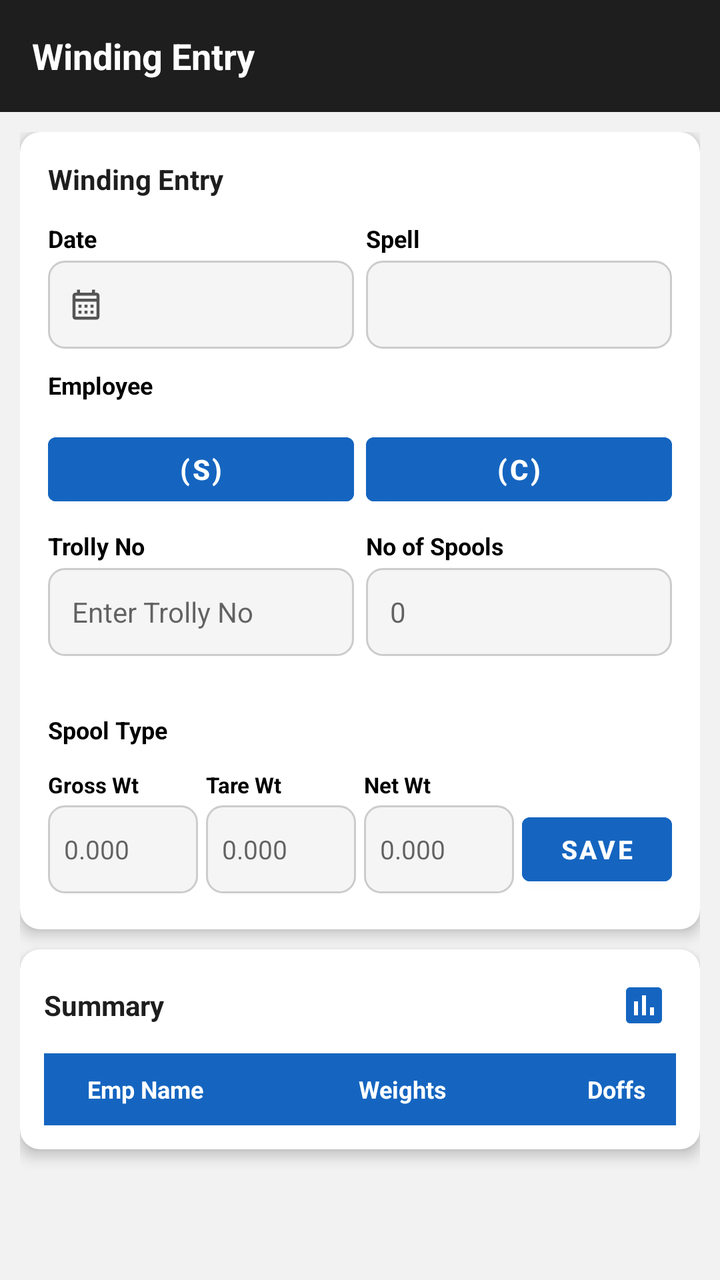
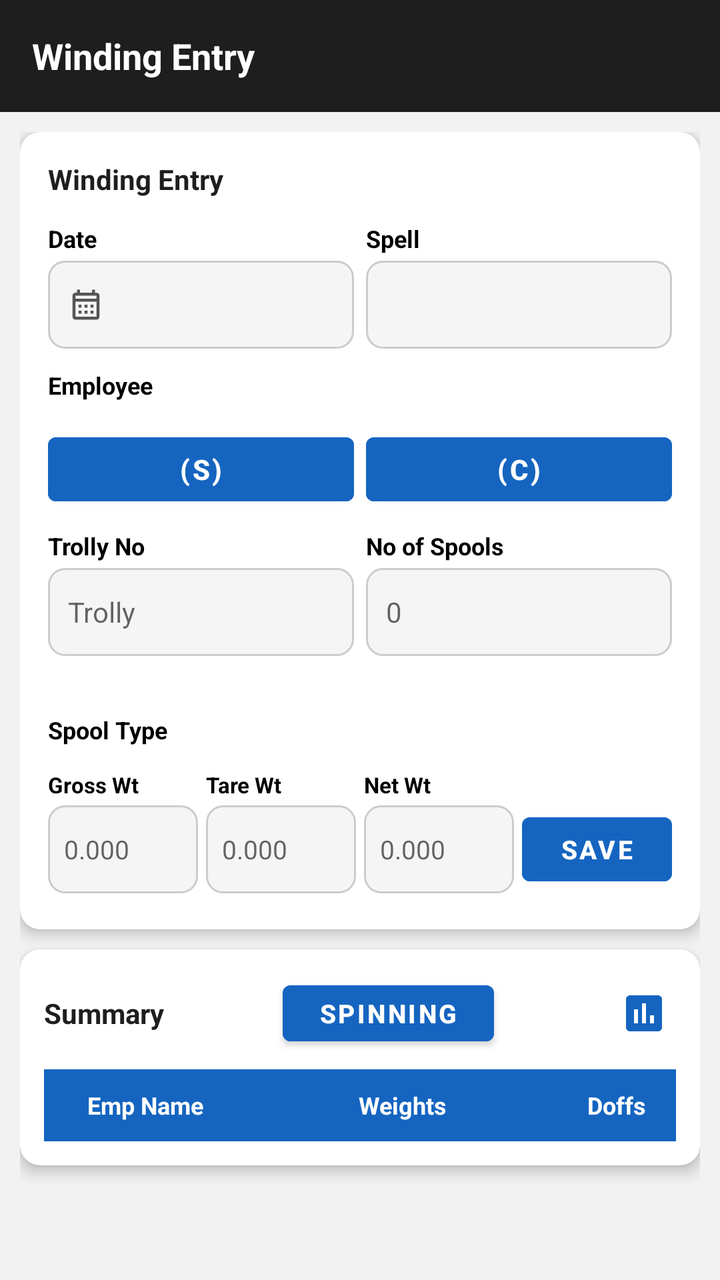

Compare the two renders of this Android layout. The source of the first and the diff that turns it into the second are given below.
<!-- AndroidManifest.xml: application theme Theme.MyHrms -->
<!-- res/layout/activity_winding_entry.xml -->
<?xml version="1.0" encoding="utf-8"?>
<LinearLayout xmlns:android="http://schemas.android.com/apk/res/android"
    xmlns:app="http://schemas.android.com/apk/res-auto"
    android:layout_width="match_parent"
    android:layout_height="match_parent"
    android:orientation="vertical"
    android:background="#F2F2F2">

    <androidx.appcompat.widget.Toolbar
        android:id="@+id/toolbar"
        android:layout_width="match_parent"
        android:layout_height="?attr/actionBarSize"
        android:background="#1E1E1E"
        app:titleTextColor="@color/white">
        <TextView
            android:layout_width="wrap_content"
            android:layout_height="wrap_content"
            android:text="Winding Entry"
            android:textColor="#FFFFFF"
            android:textSize="18sp"
            android:textStyle="bold" />
    </androidx.appcompat.widget.Toolbar>

    <androidx.core.widget.NestedScrollView
        android:layout_width="match_parent"
        android:layout_height="match_parent"
        android:fillViewport="true">

        <LinearLayout
            android:layout_width="match_parent"
            android:layout_height="wrap_content"
            android:orientation="vertical"
            android:padding="10dp">

            
            <androidx.cardview.widget.CardView
                android:layout_width="match_parent"
                android:layout_height="wrap_content"
                android:layout_marginBottom="10dp"
                app:cardCornerRadius="10dp"
                app:cardElevation="4dp"
                app:cardBackgroundColor="#FFFFFF">

                <LinearLayout
                    android:layout_width="match_parent"
                    android:layout_height="wrap_content"
                    android:orientation="vertical"
                    android:padding="14dp">

                    <TextView
                        android:layout_width="wrap_content"
                        android:layout_height="wrap_content"
                        android:text="Winding Entry"
                        android:textSize="14sp"
                        android:textStyle="bold"
                        android:textColor="#1E1E1E"
                        android:layout_marginBottom="12dp" />

                    
                    <LinearLayout
                        android:layout_width="match_parent"
                        android:layout_height="wrap_content"
                        android:orientation="horizontal"
                        android:weightSum="2"
                        android:layout_marginBottom="10dp">

                        <LinearLayout
                            android:layout_width="0dp"
                            android:layout_height="wrap_content"
                            android:layout_weight="1"
                            android:orientation="vertical"
                            android:layout_marginEnd="6dp">
                            <TextView
                                android:layout_width="wrap_content"
                                android:layout_height="wrap_content"
                                android:text="Date"
                                android:textColor="#000000"
                                android:textSize="12sp"
                                android:textStyle="bold"
                                android:layout_marginBottom="3dp"/>
                            <LinearLayout
                                android:id="@+id/btnEntryDate"
                                android:layout_width="match_parent"
                                android:layout_height="44dp"
                                android:background="@drawable/bg_input_rounded_light"
                                android:gravity="center_vertical"
                                android:orientation="horizontal"
                                android:paddingStart="10dp"
                                android:paddingEnd="10dp"
                                android:clickable="true"
                                android:focusable="true">
                                <ImageView
                                    android:layout_width="18dp"
                                    android:layout_height="18dp"
                                    android:src="@drawable/ic_calendar"
                                    android:layout_marginEnd="6dp"
                                    app:tint="#555555"/>
                                <TextView
                                    android:id="@+id/tvEntryDate"
                                    android:layout_width="0dp"
                                    android:layout_height="wrap_content"
                                    android:layout_weight="1"
                                    android:textColor="#1E1E1E"
                                    android:textSize="14sp"/>
                            </LinearLayout>
                        </LinearLayout>

                        <LinearLayout
                            android:layout_width="0dp"
                            android:layout_height="wrap_content"
                            android:layout_weight="1"
                            android:orientation="vertical">
                            <TextView
                                android:layout_width="wrap_content"
                                android:layout_height="wrap_content"
                                android:text="Spell"
                                android:textColor="#000000"
                                android:textSize="12sp"
                                android:textStyle="bold"
                                android:layout_marginBottom="3dp"/>
                            <Spinner
                                android:id="@+id/spEntrySpell"
                                android:layout_width="match_parent"
                                android:layout_height="44dp"
                                android:background="@drawable/bg_input_rounded_light"
                                android:paddingStart="10dp"
                                android:paddingEnd="10dp"/>
                        </LinearLayout>
                    </LinearLayout>

                    
                    <TextView
                        android:layout_width="wrap_content"
                        android:layout_height="wrap_content"
                        android:text="Employee"
                        android:textColor="#000000"
                        android:textSize="12sp"
                        android:textStyle="bold"
                        android:layout_marginBottom="4dp"/>

                    <HorizontalScrollView
                        android:layout_width="match_parent"
                        android:layout_height="wrap_content"
                        android:scrollbars="none"
                        android:layout_marginBottom="4dp">
                        <LinearLayout
                            android:id="@+id/llEmpButtons"
                            android:layout_width="wrap_content"
                            android:layout_height="wrap_content"
                            android:orientation="horizontal"
                            android:paddingBottom="4dp"/>
                    </HorizontalScrollView>

                    <TextView
                        android:id="@+id/tvEmpStatus"
                        android:layout_width="wrap_content"
                        android:layout_height="wrap_content"
                        android:text=""
                        android:textSize="12sp"
                        android:textColor="#777777"
                        android:layout_marginBottom="10dp"
                        android:visibility="gone"/>

                    
                    <LinearLayout
                        android:layout_width="match_parent"
                        android:layout_height="wrap_content"
                        android:orientation="horizontal"
                        android:weightSum="2"
                        android:layout_marginBottom="8dp">

                        <Button
                            android:id="@+id/btnTypeS"
                            android:layout_width="0dp"
                            android:layout_height="44dp"
                            android:layout_weight="1"
                            android:layout_marginEnd="6dp"
                            android:text="(S)"
                            android:textSize="14sp"
                            android:textStyle="bold"
                            android:textColor="#FFFFFF"
                            android:backgroundTint="#1565C0"/>

                        <Button
                            android:id="@+id/btnTypeC"
                            android:layout_width="0dp"
                            android:layout_height="44dp"
                            android:layout_weight="1"
                            android:text="(C)"
                            android:textSize="14sp"
                            android:textStyle="bold"
                            android:textColor="#FFFFFF"
                            android:backgroundTint="#1565C0"/>
                    </LinearLayout>

                    
                    <LinearLayout
                        android:layout_width="match_parent"
                        android:layout_height="wrap_content"
                        android:orientation="horizontal"
                        android:weightSum="2"
                        android:layout_marginBottom="2dp">

                        <LinearLayout
                            android:layout_width="0dp"
                            android:layout_height="wrap_content"
                            android:layout_weight="1"
                            android:orientation="vertical"
                            android:layout_marginEnd="6dp">
                            <TextView
                                android:layout_width="wrap_content"
                                android:layout_height="wrap_content"
                                android:text="Trolly No"
                                android:textColor="#000000"
                                android:textSize="12sp"
                                android:textStyle="bold"
                                android:layout_marginBottom="3dp"/>
                            <EditText
                                android:id="@+id/etTrollyNo"
                                android:layout_width="match_parent"
                                android:layout_height="44dp"
                                android:background="@drawable/bg_input_rounded_light"
                                android:hint="Enter Trolly No"
                                android:inputType="number"
                                android:paddingStart="12dp"
                                android:paddingEnd="12dp"
                                android:textSize="14sp"
                                android:textColor="#1E1E1E"
                                android:imeOptions="actionNext"/>
                        </LinearLayout>

                        <LinearLayout
                            android:layout_width="0dp"
                            android:layout_height="wrap_content"
                            android:layout_weight="1"
                            android:orientation="vertical">
                            <TextView
                                android:layout_width="wrap_content"
                                android:layout_height="wrap_content"
                                android:text="No of Spools"
                                android:textColor="#000000"
                                android:textSize="12sp"
                                android:textStyle="bold"
                                android:layout_marginBottom="3dp"/>
                            <EditText
                                android:id="@+id/etNoOfSpools"
                                android:layout_width="match_parent"
                                android:layout_height="44dp"
                                android:background="@drawable/bg_input_rounded_light"
                                android:hint="0"
                                android:inputType="number"
                                android:paddingStart="12dp"
                                android:paddingEnd="12dp"
                                android:textSize="14sp"
                                android:textColor="#1E1E1E"
                                android:imeOptions="actionDone"/>
                        </LinearLayout>
                    </LinearLayout>

                    <TextView
                        android:id="@+id/tvTrollyInfo"
                        android:layout_width="wrap_content"
                        android:layout_height="wrap_content"
                        android:text=""
                        android:textSize="11sp"
                        android:layout_marginBottom="10dp"
                        android:layout_marginTop="2dp"/>

                    
                    <TextView
                        android:layout_width="wrap_content"
                        android:layout_height="wrap_content"
                        android:text="Spool Type"
                        android:textColor="#000000"
                        android:textSize="12sp"
                        android:textStyle="bold"
                        android:layout_marginBottom="4dp"/>

                    <HorizontalScrollView
                        android:layout_width="match_parent"
                        android:layout_height="wrap_content"
                        android:scrollbars="none"
                        android:layout_marginBottom="4dp">
                        <LinearLayout
                            android:id="@+id/llSpoolButtons"
                            android:layout_width="wrap_content"
                            android:layout_height="wrap_content"
                            android:orientation="horizontal"
                            android:paddingBottom="4dp"/>
                    </HorizontalScrollView>

                    <TextView
                        android:id="@+id/tvSpoolStatus"
                        android:layout_width="wrap_content"
                        android:layout_height="wrap_content"
                        android:text=""
                        android:textSize="12sp"
                        android:textColor="#777777"
                        android:layout_marginBottom="10dp"
                        android:visibility="gone"/>

                    
                    <LinearLayout
                        android:layout_width="match_parent"
                        android:layout_height="wrap_content"
                        android:orientation="horizontal"
                        android:weightSum="4"
                        android:layout_marginBottom="4dp">

                        <LinearLayout
                            android:layout_width="0dp"
                            android:layout_height="wrap_content"
                            android:layout_weight="1"
                            android:orientation="vertical"
                            android:layout_marginEnd="4dp">
                            <TextView
                                android:layout_width="wrap_content"
                                android:layout_height="wrap_content"
                                android:text="Gross Wt"
                                android:textColor="#000000"
                                android:textSize="11sp"
                                android:textStyle="bold"
                                android:layout_marginBottom="3dp"/>
                            <EditText
                                android:id="@+id/etGrossWt"
                                android:layout_width="match_parent"
                                android:layout_height="44dp"
                                android:background="@drawable/bg_input_rounded_light"
                                android:hint="0.000"
                                android:inputType="numberDecimal"
                                android:paddingStart="8dp"
                                android:paddingEnd="8dp"
                                android:textSize="13sp"
                                android:textColor="#1E1E1E"
                                android:imeOptions="actionNext"/>
                        </LinearLayout>

                        <LinearLayout
                            android:layout_width="0dp"
                            android:layout_height="wrap_content"
                            android:layout_weight="1"
                            android:orientation="vertical"
                            android:layout_marginEnd="4dp">
                            <TextView
                                android:layout_width="wrap_content"
                                android:layout_height="wrap_content"
                                android:text="Tare Wt"
                                android:textColor="#000000"
                                android:textSize="11sp"
                                android:textStyle="bold"
                                android:layout_marginBottom="3dp"/>
                            <EditText
                                android:id="@+id/etTareWt"
                                android:layout_width="match_parent"
                                android:layout_height="44dp"
                                android:background="@drawable/bg_input_rounded_light"
                                android:hint="0.000"
                                android:inputType="numberDecimal"
                                android:paddingStart="8dp"
                                android:paddingEnd="8dp"
                                android:textSize="13sp"
                                android:textColor="#1E1E1E"
                                android:focusable="false"/>
                        </LinearLayout>

                        <LinearLayout
                            android:layout_width="0dp"
                            android:layout_height="wrap_content"
                            android:layout_weight="1"
                            android:orientation="vertical"
                            android:layout_marginEnd="4dp">
                            <TextView
                                android:layout_width="wrap_content"
                                android:layout_height="wrap_content"
                                android:text="Net Wt"
                                android:textColor="#000000"
                                android:textSize="11sp"
                                android:textStyle="bold"
                                android:layout_marginBottom="3dp"/>
                            <EditText
                                android:id="@+id/etNetWt"
                                android:layout_width="match_parent"
                                android:layout_height="44dp"
                                android:background="@drawable/bg_input_rounded_light"
                                android:hint="0.000"
                                android:inputType="numberDecimal"
                                android:paddingStart="8dp"
                                android:paddingEnd="8dp"
                                android:textSize="13sp"
                                android:textColor="#1E1E1E"
                                android:focusable="false"/>
                        </LinearLayout>

                        <LinearLayout
                            android:layout_width="0dp"
                            android:layout_height="wrap_content"
                            android:layout_weight="1"
                            android:orientation="vertical">
                            <TextView
                                android:layout_width="wrap_content"
                                android:layout_height="wrap_content"
                                android:text=" "
                                android:textSize="11sp"
                                android:layout_marginBottom="3dp"/>
                            <Button
                                android:id="@+id/btnSave"
                                android:layout_width="match_parent"
                                android:layout_height="44dp"
                                android:text="Save"
                                android:textSize="13sp"
                                android:textColor="#FFFFFF"
                                android:backgroundTint="#1565C0"
                                android:textStyle="bold"/>
                        </LinearLayout>
                    </LinearLayout>

                </LinearLayout>
            </androidx.cardview.widget.CardView>

            
            <androidx.cardview.widget.CardView
                android:layout_width="match_parent"
                android:layout_height="wrap_content"
                android:layout_marginBottom="10dp"
                app:cardCornerRadius="10dp"
                app:cardElevation="4dp"
                app:cardBackgroundColor="#FFFFFF">

                <LinearLayout
                    android:layout_width="match_parent"
                    android:layout_height="wrap_content"
                    android:orientation="vertical"
                    android:padding="12dp">

                    <LinearLayout
                        android:layout_width="match_parent"
                        android:layout_height="wrap_content"
                        android:orientation="horizontal"
                        android:gravity="center_vertical"
                        android:layout_marginBottom="8dp">

                        <TextView
                            android:layout_width="0dp"
                            android:layout_height="wrap_content"
                            android:layout_weight="1"
                            android:text="Summary"
                            android:textSize="14sp"
                            android:textStyle="bold"
                            android:textColor="#1E1E1E"/>

                        <ImageView
                            android:id="@+id/ivQualityShiftReport"
                            android:layout_width="32dp"
                            android:layout_height="32dp"
                            android:src="@drawable/ic_report"
                            android:padding="4dp"
                            android:background="?android:attr/selectableItemBackgroundBorderless"
                            android:contentDescription="Quality-wise Shift-wise Report"
                            app:tint="#1565C0"/>

                    </LinearLayout>

                    
                    <LinearLayout
                        android:layout_width="match_parent"
                        android:layout_height="36dp"
                        android:orientation="horizontal"
                        android:background="#1565C0"
                        android:gravity="center_vertical"
                        android:paddingStart="8dp"
                        android:paddingEnd="8dp">
                        <TextView android:layout_width="0dp" android:layout_height="wrap_content"
                            android:layout_weight="2" android:text="Emp Name"
                            android:textColor="#FFFFFF" android:textStyle="bold"
                            android:textSize="12sp" android:gravity="center"/>
                        <TextView android:layout_width="0dp" android:layout_height="wrap_content"
                            android:layout_weight="4" android:text="Weights"
                            android:textColor="#FFFFFF" android:textStyle="bold"
                            android:textSize="12sp" android:gravity="center"/>
                        <TextView android:layout_width="0dp" android:layout_height="wrap_content"
                            android:layout_weight="1" android:text="Doffs"
                            android:textColor="#FFFFFF" android:textStyle="bold"
                            android:textSize="12sp" android:gravity="center"/>
                    </LinearLayout>

                    <androidx.recyclerview.widget.RecyclerView
                        android:id="@+id/rvSummary"
                        android:layout_width="match_parent"
                        android:layout_height="wrap_content"
                        android:nestedScrollingEnabled="false"/>

                    <TextView
                        android:id="@+id/tvSummaryEmpty"
                        android:layout_width="match_parent"
                        android:layout_height="wrap_content"
                        android:text="No records for selected date / spell"
                        android:textColor="#999999"
                        android:textSize="13sp"
                        android:gravity="center"
                        android:padding="16dp"
                        android:visibility="gone"/>

                    <ProgressBar
                        android:id="@+id/pbSummary"
                        android:layout_width="wrap_content"
                        android:layout_height="wrap_content"
                        android:layout_gravity="center"
                        android:visibility="gone"/>

                </LinearLayout>
            </androidx.cardview.widget.CardView>

        </LinearLayout>
    </androidx.core.widget.NestedScrollView>

</LinearLayout>
<!-- resources referenced by this layout -->
<resources>
  <color name="white">#FFFFFFFF</color>
  <!-- drawable bg_input_rounded_light (drawable) -->
  <?xml version="1.0" encoding="utf-8"?>
  <shape xmlns:android="http://schemas.android.com/apk/res/android"
      android:shape="rectangle">
      <solid android:color="#F5F5F5" />
      <corners android:radius="8dp" />
      <stroke
          android:width="1dp"
          android:color="#CCCCCC" />
  </shape>
  <!-- drawable ic_calendar (drawable) -->
  <?xml version="1.0" encoding="utf-8"?>
  <vector xmlns:android="http://schemas.android.com/apk/res/android"
      android:width="24dp"
      android:height="24dp"
      android:viewportWidth="24"
      android:viewportHeight="24">
      <path
          android:fillColor="#FFFFFF"
          android:pathData="M19,4h-1V2h-2v2H8V2H6v2H5C3.89,4 3.01,4.9 3.01,6L3,20c0,1.1 0.89,2 2,2h14c1.1,0 2,-0.9 2,-2V6C21,4.9 20.1,4 19,4zM19,20H5V10h14V20zM19,8H5V6h14V8zM9,14H7v-2h2V14zM13,14h-2v-2h2V14zM17,14h-2v-2h2V14zM9,18H7v-2h2V18zM13,18h-2v-2h2V18zM17,18h-2v-2h2V18z" />
  </vector>
  <!-- drawable ic_report (drawable) -->
  <?xml version="1.0" encoding="utf-8"?>
  <vector xmlns:android="http://schemas.android.com/apk/res/android"
      android:width="24dp"
      android:height="24dp"
      android:viewportWidth="24"
      android:viewportHeight="24">
      <path
          android:fillColor="#FFFFFF"
          android:pathData="M19,3H5C3.9,3 3,3.9 3,5v14c0,1.1 0.9,2 2,2h14c1.1,0 2,-0.9 2,-2V5C21,3.9 20.1,3 19,3zM9,17H7v-7h2V17zM13,17h-2V7h2V17zM17,17h-2v-4h2V17z" />
  </vector>
  <style name="Theme.MyHrms" parent="Theme.MaterialComponents.DayNight.NoActionBar">
          
          <item name="colorPrimary">@color/toolbar_dark_blue</item>
          <item name="colorPrimaryVariant">@color/toolbar_dark_blue</item>
          <item name="colorOnPrimary">@color/white</item>
          
          <item name="colorSecondary">@color/teal_200</item>
          <item name="colorSecondaryVariant">@color/teal_700</item>
          <item name="colorOnSecondary">@color/black</item>
          
          <item name="android:statusBarColor">@color/toolbar_dark_blue</item>
          
      </style>
  <color name="toolbar_dark_blue">#1B4332</color>
  <color name="teal_200">#FF03DAC5</color>
  <color name="teal_700">#FF018786</color>
  <color name="black">#FF000000</color>
</resources>

<!-- the commit's change to res/layout/activity_winding_entry.xml (unified diff, before → after) -->
@@ -220,10 +220,10 @@
                                 android:layout_width="match_parent"
                                 android:layout_height="44dp"
                                 android:background="@drawable/bg_input_rounded_light"
-                                android:hint="Enter Trolly No"
+                                android:hint="Trolly"
                                 android:inputType="number"
-                                android:paddingStart="12dp"
-                                android:paddingEnd="12dp"
+                                android:paddingStart="10dp"
+                                android:paddingEnd="10dp"
                                 android:textSize="14sp"
                                 android:textColor="#1E1E1E"
                                 android:imeOptions="actionNext"/>
@@ -249,8 +249,8 @@
                                 android:background="@drawable/bg_input_rounded_light"
                                 android:hint="0"
                                 android:inputType="number"
-                                android:paddingStart="12dp"
-                                android:paddingEnd="12dp"
+                                android:paddingStart="10dp"
+                                android:paddingEnd="10dp"
                                 android:textSize="14sp"
                                 android:textColor="#1E1E1E"
                                 android:imeOptions="actionDone"/>
@@ -440,13 +440,31 @@
                         android:layout_marginBottom="8dp">
 
                         <TextView
-                            android:layout_width="0dp"
-                            android:layout_height="wrap_content"
-                            android:layout_weight="1"
+                            android:layout_width="wrap_content"
+                            android:layout_height="wrap_content"
                             android:text="Summary"
                             android:textSize="14sp"
                             android:textStyle="bold"
                             android:textColor="#1E1E1E"/>
+
+                        <LinearLayout
+                            android:layout_width="0dp"
+                            android:layout_height="wrap_content"
+                            android:layout_weight="1"
+                            android:orientation="horizontal"
+                            android:gravity="center">
+                            <Button
+                                android:id="@+id/btnSpinning"
+                                android:layout_width="wrap_content"
+                                android:layout_height="40dp"
+                                android:text="Spinning"
+                                android:textSize="13sp"
+                                android:textStyle="bold"
+                                android:textColor="#FFFFFF"
+                                android:backgroundTint="#1565C0"
+                                android:paddingStart="18dp"
+                                android:paddingEnd="18dp"/>
+                        </LinearLayout>
 
                         <ImageView
                             android:id="@+id/ivQualityShiftReport"
